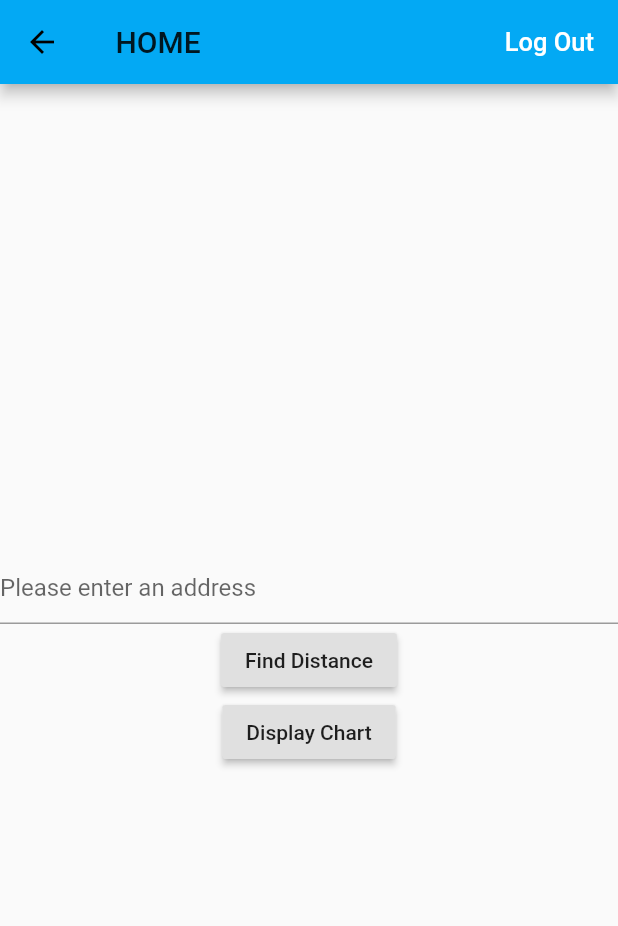
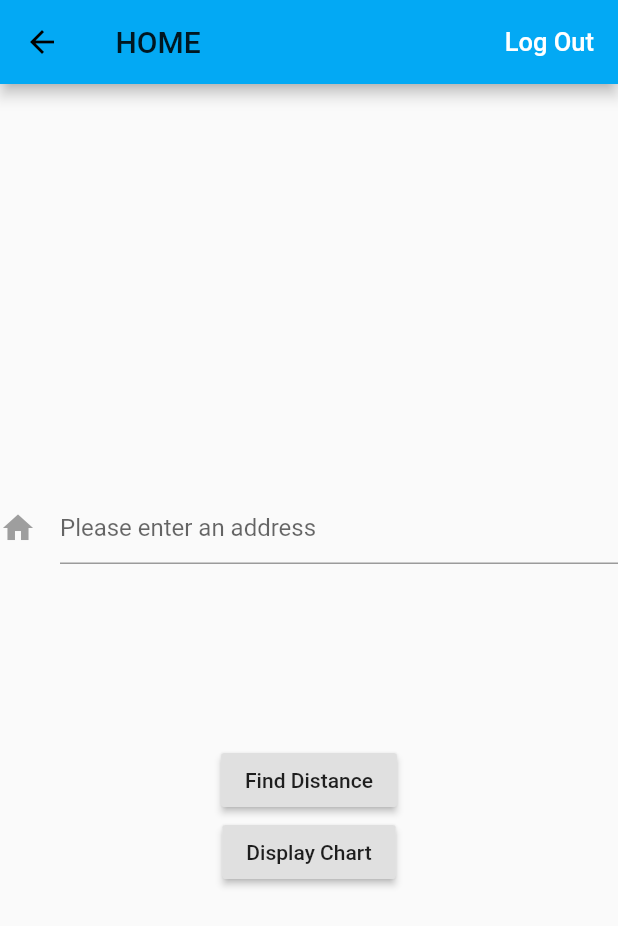
Before and after one commit to Hard-Coder05/30-Days-GFG, a Flutter app: the HomePage screen opened directly, on a phone screen of 412 x 824 dp. Shown: the top 926 px of the screen. Run offline on Flutter 3.47's test engine with Material 2 defaults, Android fonts, the light colour scheme and no system bars; our stand-ins replace charts_flutter, firebase_auth, geolocator, numberpicker; accounts and stored records are empty.

Commit message:
Final Commit

```diff
--- a/lib/features/Home/presentation/home_page.dart
+++ b/lib/features/Home/presentation/home_page.dart
@@ -1,3 +1,6 @@
+import 'dart:ffi';
+
+import 'package:flutter/cupertino.dart';
 import 'package:flutter/material.dart';
 import 'dart:async';
 import 'package:flutterdelivery/services/authentication.dart';
@@ -23,7 +26,7 @@ class _HomePageState extends State<HomePage> {
   Placemark pos;
   Position _currentPosition;
   String _currentAddress;
-  String _distance;
+  double _distance;
 
   /// Function for init state initialization
   @override
@@ -63,13 +66,20 @@ class _HomePageState extends State<HomePage> {
               child: Column(
                 mainAxisAlignment: MainAxisAlignment.center,
                 children: <Widget>[
-                  if (_currentAddress != null) Text(_currentAddress),
+                  if (_currentAddress != null) Text("Your Current Address is: $_currentAddress",style: TextStyle(fontSize: 15.0,color: Colors.red,fontWeight: FontWeight.bold),),
+                  Padding(padding: EdgeInsets.all(20.0),),
                   TextField(
-                    decoration:
-                    const InputDecoration(hintText: 'Please enter an address'),
+                    decoration: const InputDecoration(hintText: 'Please enter an address', icon: Icon(Icons.home,color: Colors.grey,)
+                    ),
                     controller: _addressTextController,
                   ),
-                  if (_distance != null) Text(_distance),
+                  Padding(padding: EdgeInsets.all(20.0),),
+                  if (_distance != null) Text("The distance between your current location and Address entered is $_distance metres"),
+                  Padding(padding: EdgeInsets.all(20.0),),
+                  if (_distance != null&&_distance<=100 && _distance>40) Text("You will reach destination in 100 minutes"),
+                  if (_distance != null&&_distance>100 ) Text("You will reach destination in more than 100 minutes"),
+                  if (_distance != null&&_distance<40) Text("You will reach destination in 40 minutes"),
+                  Padding(padding: EdgeInsets.all(20.0)),
                   RaisedButton(
                     child: const Text('Find Distance'),
                     onPressed: () {
@@ -90,7 +100,6 @@ class _HomePageState extends State<HomePage> {
       ),
     );
   }
-
   /// For getting coordinates from entered Address
   Future<void> _onLookupCoordinatesPressed(BuildContext context) async {
     final List<Placemark> placemarks = await Future(
@@ -125,7 +134,7 @@ class _HomePageState extends State<HomePage> {
     final double distance = await Geolocator().distanceBetween(
         startLatitude, startLongitude, endLatitude, endLongitude);
     setState(() {
-      _distance = distance.toString();
+      _distance = distance;
     });
   }
 
```
Also changed, not shown: lib/features/Login_SignUp/presentation/login_signup_page.dart (+27 -7 lines), pubspec.yaml (+0 -58 lines).
